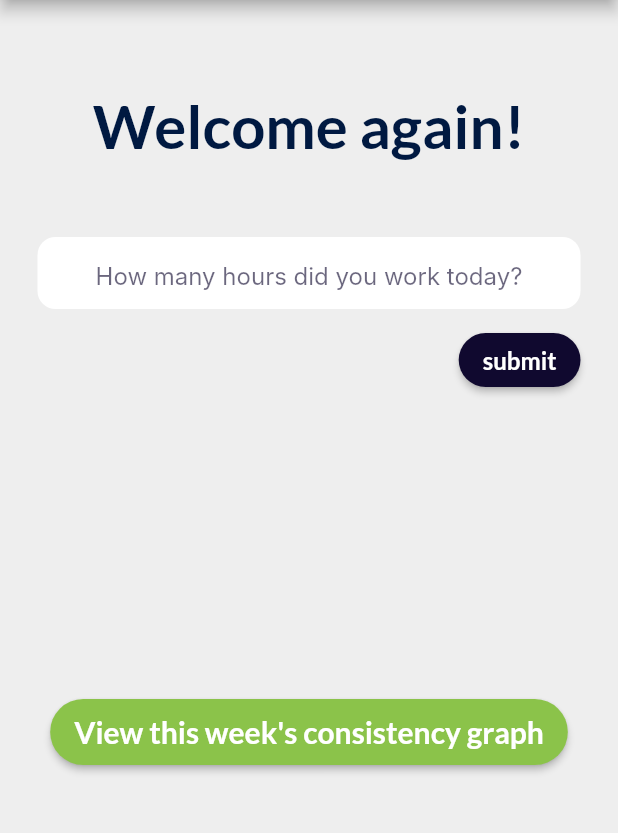
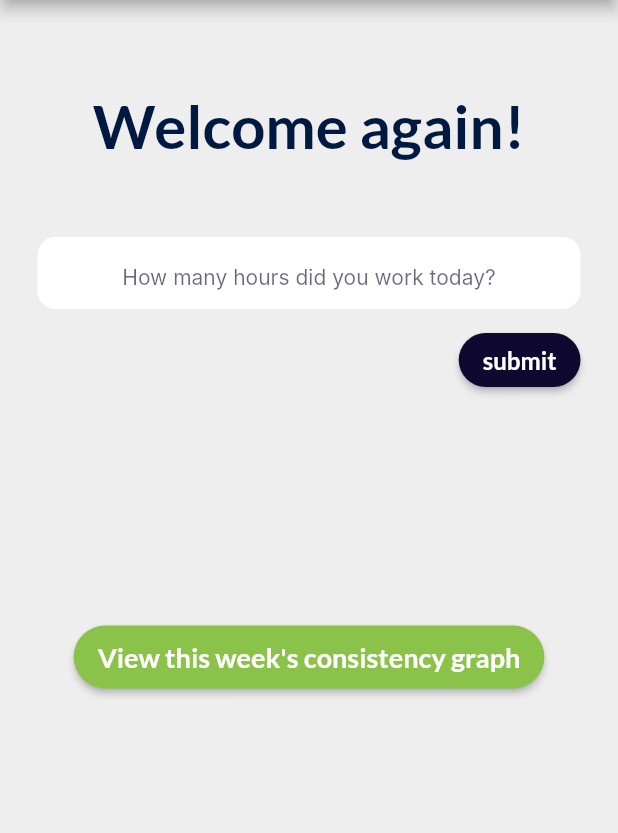
Before and after one commit to shrutikahilale/Consistency-Tracker-App, a Flutter app: the screen it shows after launch, on a phone screen of 412 x 824 dp, the part 84-917 px from its top. Run offline on Flutter 3.47's test engine with Material 2 defaults, Android fonts, the phone set to English and light mode, and no system bars; our stand-ins replace cloud_firestore, firebase_core, fl_chart, flutter_spinkit, google_fonts; accounts and stored records are empty; Roboto replaces fonts that are missing (Inter).

Commit message:
Updated files

```diff
--- a/lib/home.dart
+++ b/lib/home.dart
@@ -53,7 +53,7 @@ class Home extends StatelessWidget {
                         hintText: 'How many hours did you work today?',
                         hintStyle: TextStyle(
                           color: Color.fromARGB(158, 16, 9, 47),
-                          fontSize: 16.0,
+                          fontSize: 14.0,
                         ),
                       ),
                     ),
@@ -114,7 +114,7 @@ class Home extends StatelessWidget {
                   ),
                 ],
               ),
-              const SizedBox(height: 200),
+              const SizedBox(height: 150),
 
               // direct view graph
               ElevatedButton(
@@ -132,7 +132,7 @@ class Home extends StatelessWidget {
                       textAlign: TextAlign.center,
                       'View this week\'s consistency graph',
                       style: GoogleFonts.lato(
-                        fontSize: 20,
+                        fontSize: 18,
                         fontWeight: FontWeight.w600,
                       )),
                 ),
--- a/lib/main.dart
+++ b/lib/main.dart
@@ -1,5 +1,4 @@
 import 'package:flutter/material.dart';
-import 'package:practice3/home.dart';
 import 'package:practice3/chart.dart';
 import 'package:firebase_core/firebase_core.dart';
 import 'package:practice3/loading.dart';
```
